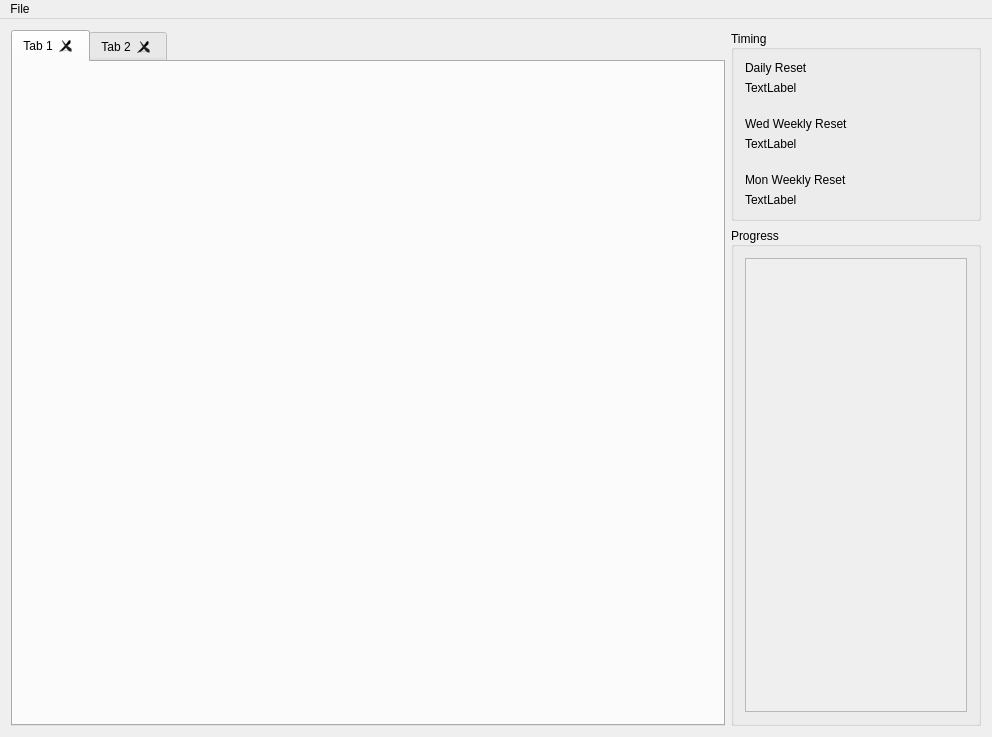
First picture: the form in MapleDailyTracker/mainwindow.ui, repository BryceCallender/OldMapleTracker, before the edit.
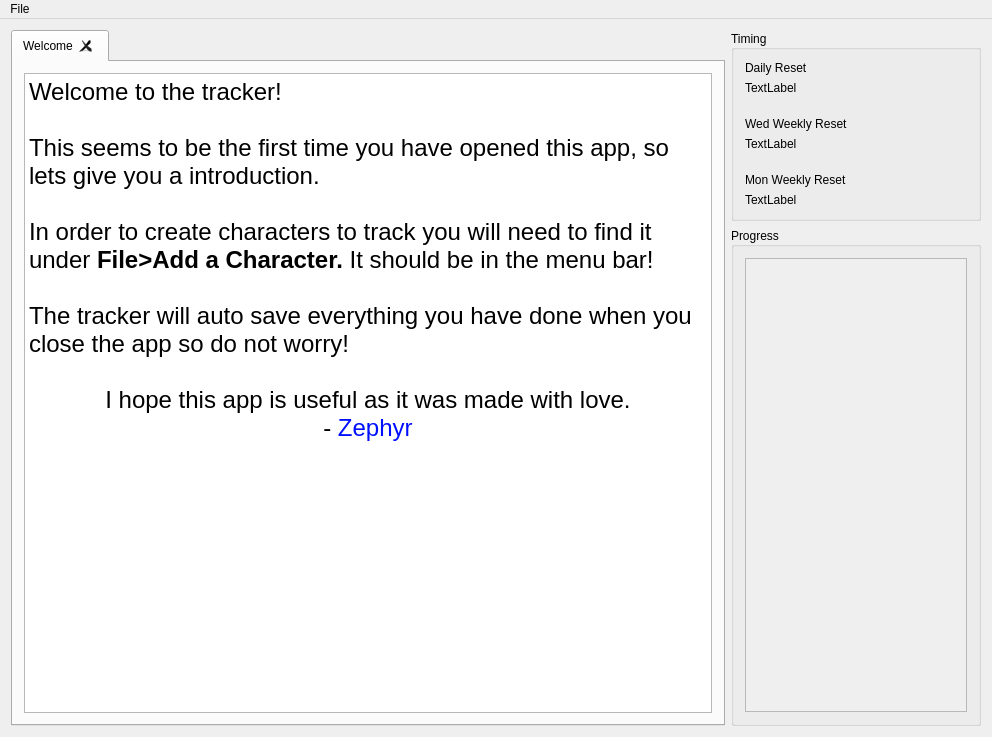
Second picture: the form after the edit. Custom widgets are drawn as their Qt base class.

Commit message: Progress contents and removing signals

Diff of the .ui file:
```diff
--- a/MapleDailyTracker/mainwindow.ui
+++ b/MapleDailyTracker/mainwindow.ui
@@ -35,13 +35,31 @@
           </property>
           <widget class="QWidget" name="tab">
            <attribute name="title">
-            <string>Tab 1</string>
+            <string>Welcome</string>
            </attribute>
-          </widget>
-          <widget class="QWidget" name="tab_2">
-           <attribute name="title">
-            <string>Tab 2</string>
-           </attribute>
+           <layout class="QVBoxLayout" name="verticalLayout_4">
+            <item>
+             <widget class="QTextEdit" name="textEdit">
+              <property name="readOnly">
+               <bool>true</bool>
+              </property>
+              <property name="html">
+               <string>&lt;!DOCTYPE HTML PUBLIC &quot;-//W3C//DTD HTML 4.0//EN&quot; &quot;http://www.w3.org/TR/REC-html40/strict.dtd&quot;&gt;
+&lt;html&gt;&lt;head&gt;&lt;meta name=&quot;qrichtext&quot; content=&quot;1&quot; /&gt;&lt;meta charset=&quot;utf-8&quot; /&gt;&lt;style type=&quot;text/css&quot;&gt;
+p, li { white-space: pre-wrap; }
+&lt;/style&gt;&lt;/head&gt;&lt;body style=&quot; font-family:'.AppleSystemUIFont'; font-size:13pt; font-weight:400; font-style:normal;&quot;&gt;
+&lt;p style=&quot; margin-top:0px; margin-bottom:0px; margin-left:0px; margin-right:0px; -qt-block-indent:0; text-indent:0px;&quot;&gt;&lt;span style=&quot; font-size:18pt;&quot;&gt;Welcome to the tracker! &lt;br /&gt;&lt;br /&gt;This seems to be the first time you have opened this app, so lets give you a introduction. &lt;/span&gt;&lt;/p&gt;
+&lt;p style=&quot;-qt-paragraph-type:empty; margin-top:0px; margin-bottom:0px; margin-left:0px; margin-right:0px; -qt-block-indent:0; text-indent:0px; font-size:18pt;&quot;&gt;&lt;br /&gt;&lt;/p&gt;
+&lt;p style=&quot; margin-top:0px; margin-bottom:0px; margin-left:0px; margin-right:0px; -qt-block-indent:0; text-indent:0px;&quot;&gt;&lt;span style=&quot; font-size:18pt;&quot;&gt;In order to create characters to track you will need to find it under &lt;/span&gt;&lt;span style=&quot; font-size:18pt; font-weight:700;&quot;&gt;File&amp;gt;Add a Character.&lt;/span&gt;&lt;span style=&quot; font-size:18pt;&quot;&gt; It should be in the menu bar!&lt;/span&gt;&lt;/p&gt;
+&lt;p style=&quot;-qt-paragraph-type:empty; margin-top:0px; margin-bottom:0px; margin-left:0px; margin-right:0px; -qt-block-indent:0; text-indent:0px; font-size:18pt;&quot;&gt;&lt;br /&gt;&lt;/p&gt;
+&lt;p style=&quot; margin-top:0px; margin-bottom:0px; margin-left:0px; margin-right:0px; -qt-block-indent:0; text-indent:0px;&quot;&gt;&lt;span style=&quot; font-size:18pt;&quot;&gt;The tracker will auto save everything you have done when you close the app so do not worry! &lt;/span&gt;&lt;/p&gt;
+&lt;p align=&quot;center&quot; style=&quot;-qt-paragraph-type:empty; margin-top:0px; margin-bottom:0px; margin-left:0px; margin-right:0px; -qt-block-indent:0; text-indent:0px; font-size:18pt;&quot;&gt;&lt;br /&gt;&lt;/p&gt;
+&lt;p align=&quot;center&quot; style=&quot; margin-top:0px; margin-bottom:0px; margin-left:0px; margin-right:0px; -qt-block-indent:0; text-indent:0px;&quot;&gt;&lt;span style=&quot; font-size:18pt;&quot;&gt;I hope this app is useful as it was made with love.&lt;/span&gt;&lt;/p&gt;
+&lt;p align=&quot;center&quot; style=&quot; margin-top:0px; margin-bottom:0px; margin-left:0px; margin-right:0px; -qt-block-indent:0; text-indent:0px;&quot;&gt;&lt;span style=&quot; font-size:18pt;&quot;&gt;- &lt;/span&gt;&lt;span style=&quot; font-size:18pt; color:#000fff;&quot;&gt;Zephyr&lt;/span&gt;&lt;/p&gt;&lt;/body&gt;&lt;/html&gt;</string>
+              </property>
+             </widget>
+            </item>
+           </layout>
           </widget>
          </widget>
         </item>
```
The commit also changes 18 other files.
